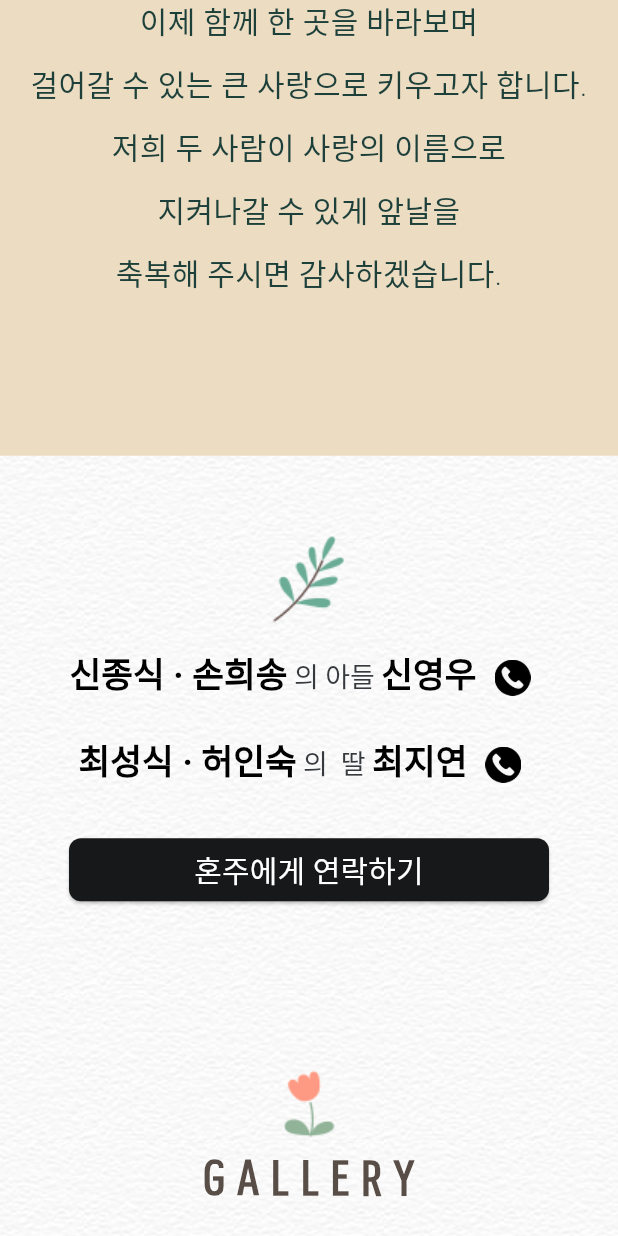
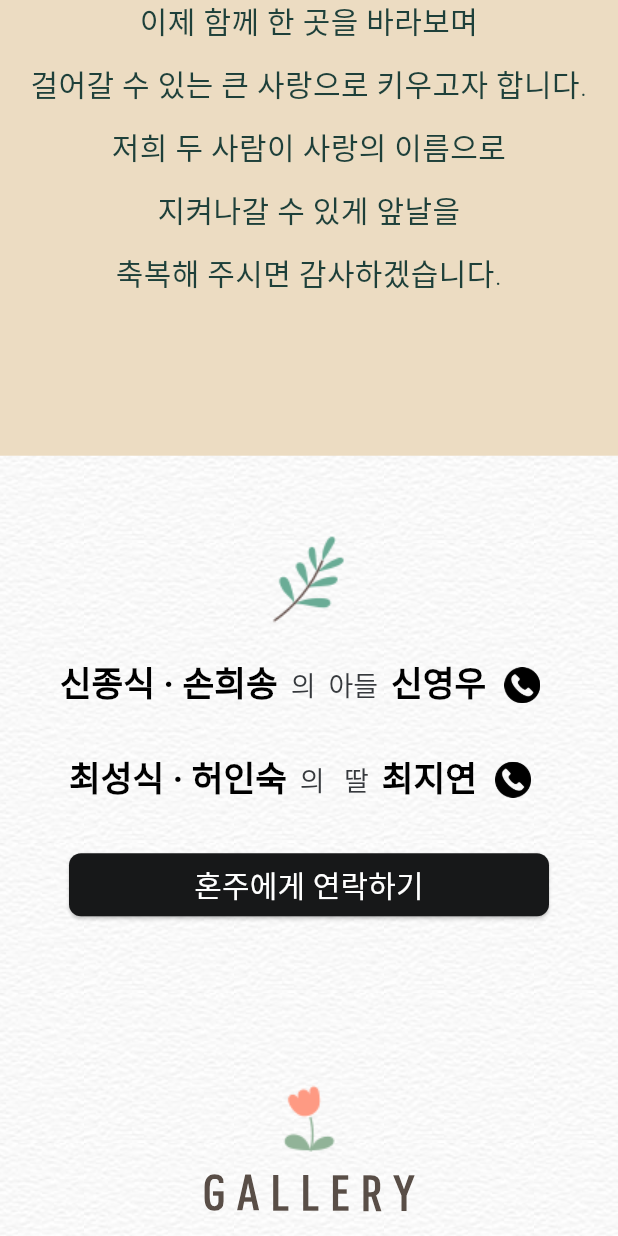
Before and after one commit to jiyeonjoy/20240504, a Flutter app: the screen it shows after launch, scrolled down 576 dp, on a phone screen of 412 x 824 dp. Run offline on Flutter 3.47's test engine with Material 3 defaults, Android fonts, the phone set to English and light mode, and no system bars; our stand-ins replace get; Roboto replaces fonts that are missing (defaultFont).

Commit message:
contact view padding 수정

```diff
--- a/lib/app/root/ui/contact_view.dart
+++ b/lib/app/root/ui/contact_view.dart
@@ -12,8 +12,8 @@ class ContactView extends StatelessWidget {
       child: Column(
         children: [
           R.image.icon_botanical.image(),
-          _buildSubView('신종식 · 손희송', ' 의 아들 ', '신영우'),
-          _buildSubView('최성식 · 허인숙', ' 의  딸 ', '최지연'),
+          _buildSubView('신종식 · 손희송', '  의  아들  ', '신영우'),
+          _buildSubView('최성식 · 허인숙', '  의   딸  ', '최지연'),
           const SizedBox(height: 25),
           _buildContactButton(),
         ],
@@ -33,7 +33,7 @@ class ContactView extends StatelessWidget {
             textAlign: TextAlign.center,
             text: TextSpan(
               text: first,
-              style: textStyleBold(R.color.black, 23, height: 1),
+              style: textStyleBold(R.color.black, 23),
               children: <TextSpan>[
                 TextSpan(
                     text: second,
@@ -42,7 +42,13 @@ class ContactView extends StatelessWidget {
               ],
             ),
           ),
-          IconButton(onPressed: () {}, icon: R.image.icon_phone_round.image(width: 24),),
+          Padding(
+            padding: edgeInsets(top: 5),
+            child: IconButton(
+              onPressed: () {},
+              icon: R.image.icon_phone_round.image(width: 24),
+            ),
+          ),
         ],
       ),
     );
```
